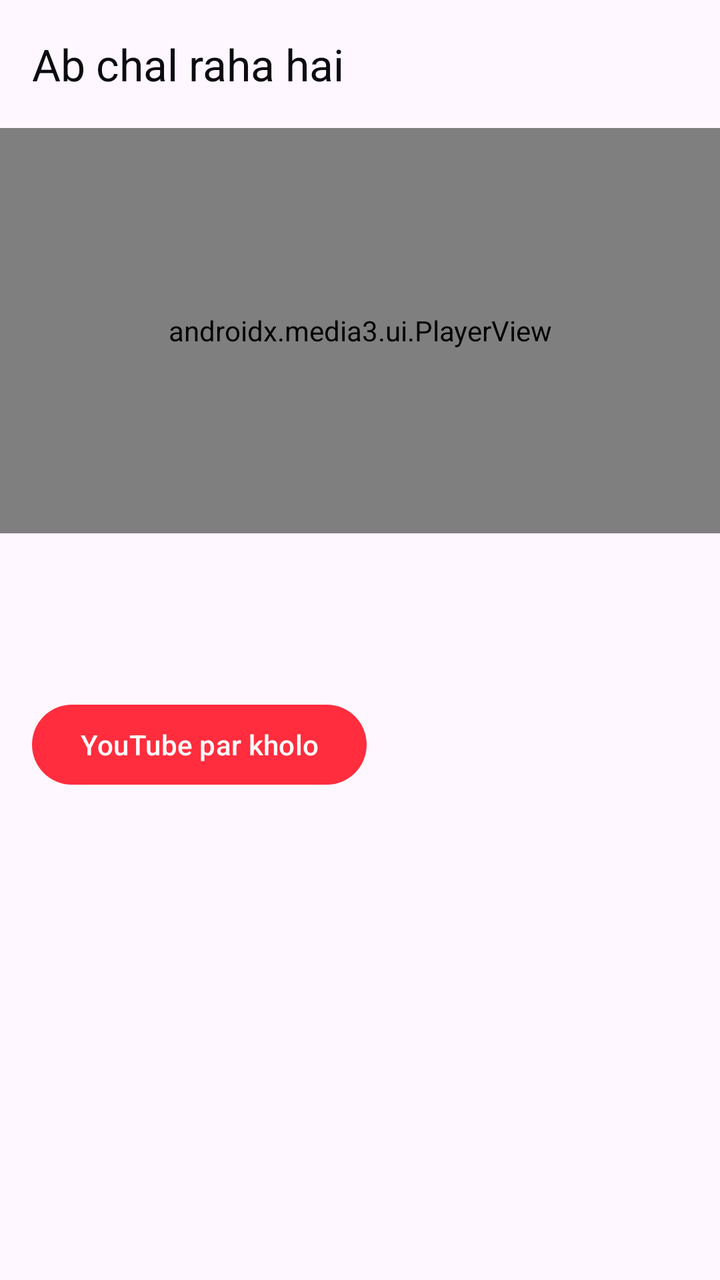
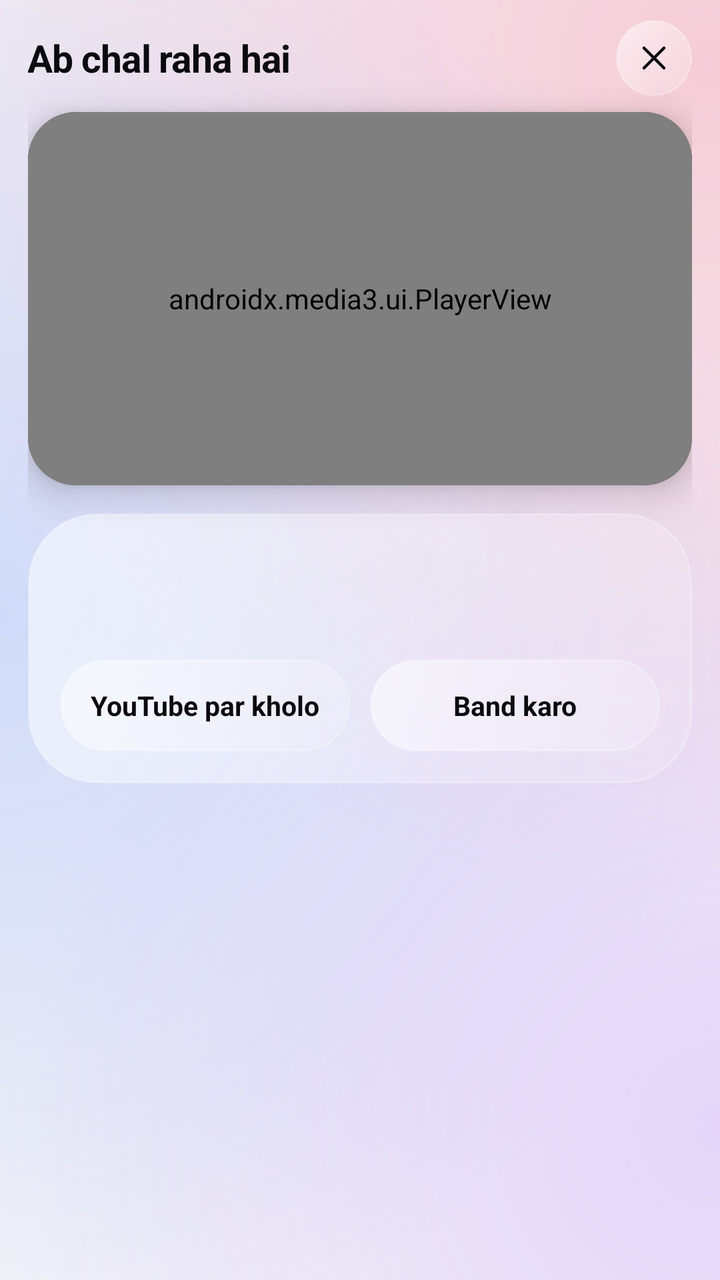

The first picture is an Android layout as it rendered before a commit; the second is the same layout after the commit. The layout source and the unified diff follow.
<!-- AndroidManifest.xml: activity theme Theme.YouTubeX.Player -->
<!-- res/layout/activity_player.xml -->
<?xml version="1.0" encoding="utf-8"?>
<androidx.constraintlayout.widget.ConstraintLayout xmlns:android="http://schemas.android.com/apk/res/android"
    xmlns:app="http://schemas.android.com/apk/res-auto"
    android:layout_width="match_parent"
    android:layout_height="match_parent"
    android:background="?android:attr/colorBackground">

    <com.google.android.material.appbar.MaterialToolbar
        android:id="@+id/toolbar"
        android:layout_width="0dp"
        android:layout_height="?attr/actionBarSize"
        app:layout_constraintEnd_toEndOf="parent"
        app:layout_constraintStart_toStartOf="parent"
        app:layout_constraintTop_toTopOf="parent"
        app:title="@string/now_playing" />

    <androidx.media3.ui.PlayerView
        android:id="@+id/playerView"
        android:layout_width="0dp"
        android:layout_height="0dp"
        app:layout_constraintDimensionRatio="16:9"
        app:layout_constraintEnd_toEndOf="parent"
        app:layout_constraintStart_toStartOf="parent"
        app:layout_constraintTop_toBottomOf="@id/toolbar"
        app:resize_mode="fit"
        app:use_controller="true" />

    <ProgressBar
        android:id="@+id/progress"
        android:layout_width="wrap_content"
        android:layout_height="wrap_content"
        android:visibility="gone"
        app:layout_constraintBottom_toBottomOf="@id/playerView"
        app:layout_constraintEnd_toEndOf="@id/playerView"
        app:layout_constraintStart_toStartOf="@id/playerView"
        app:layout_constraintTop_toTopOf="@id/playerView" />

    <LinearLayout
        android:layout_width="0dp"
        android:layout_height="wrap_content"
        android:orientation="vertical"
        android:padding="16dp"
        app:layout_constraintEnd_toEndOf="parent"
        app:layout_constraintStart_toStartOf="parent"
        app:layout_constraintTop_toBottomOf="@id/playerView">

        <TextView
            android:id="@+id/title"
            android:layout_width="match_parent"
            android:layout_height="wrap_content"
            android:textSize="17sp"
            android:textStyle="bold" />

        <TextView
            android:id="@+id/uploader"
            android:layout_width="match_parent"
            android:layout_height="wrap_content"
            android:layout_marginTop="4dp"
            android:textSize="14sp" />

        <TextView
            android:id="@+id/error"
            android:layout_width="match_parent"
            android:layout_height="wrap_content"
            android:layout_marginTop="12dp"
            android:textColor="@color/error_red"
            android:textSize="14sp"
            android:visibility="gone" />

        <com.google.android.material.button.MaterialButton
            android:id="@+id/btnExternal"
            android:layout_width="wrap_content"
            android:layout_height="wrap_content"
            android:layout_marginTop="20dp"
            android:text="@string/open_on_youtube" />
    </LinearLayout>
</androidx.constraintlayout.widget.ConstraintLayout>
<!-- resources referenced by this layout -->
<resources>
  <string name="now_playing">Ab chal raha hai</string>
  <string name="open_on_youtube">YouTube par kholo</string>
  <style name="Theme.YouTubeX.Player" parent="Theme.YouTubeX">
          <item name="android:windowBackground">@drawable/bg_app</item>
          <item name="android:statusBarColor">@android:color/transparent</item>
      </style>
  <style name="Theme.YouTubeX" parent="Theme.Material3.DayNight.NoActionBar">
          <item name="colorPrimary">@color/red</item>
          <item name="colorSecondary">@color/red</item>
          <item name="android:windowBackground">@drawable/bg_app</item>
          <item name="android:statusBarColor">@android:color/transparent</item>
          <item name="android:navigationBarColor">@android:color/transparent</item>
          <item name="android:windowLightStatusBar">true</item>
          <item name="android:windowLightNavigationBar" tools:targetApi="o_mr1">true</item>
          <item name="android:textColorPrimary">@color/ink</item>
      </style>
  <color name="red">#FF2D3D</color>
  <color name="ink">#0B0B0F</color>
  <color name="bg">#F3F3F7</color>
  <color name="tint_red">#38FF466E</color>
  <color name="tint_blue">#334678FF</color>
  <color name="tint_violet">#2EA050FF</color>
  <!-- unchanged entries left out for length: 1 -->
</resources>

<!-- the commit's change to res/layout/activity_player.xml (unified diff, before → after) -->
@@ -1,54 +1,97 @@
 <?xml version="1.0" encoding="utf-8"?>
-<androidx.constraintlayout.widget.ConstraintLayout xmlns:android="http://schemas.android.com/apk/res/android"
+<LinearLayout xmlns:android="http://schemas.android.com/apk/res/android"
     xmlns:app="http://schemas.android.com/apk/res-auto"
     android:layout_width="match_parent"
     android:layout_height="match_parent"
-    android:background="?android:attr/colorBackground">
-
-    <com.google.android.material.appbar.MaterialToolbar
-        android:id="@+id/toolbar"
-        android:layout_width="0dp"
-        android:layout_height="?attr/actionBarSize"
-        app:layout_constraintEnd_toEndOf="parent"
-        app:layout_constraintStart_toStartOf="parent"
-        app:layout_constraintTop_toTopOf="parent"
-        app:title="@string/now_playing" />
-
-    <androidx.media3.ui.PlayerView
-        android:id="@+id/playerView"
-        android:layout_width="0dp"
-        android:layout_height="0dp"
-        app:layout_constraintDimensionRatio="16:9"
-        app:layout_constraintEnd_toEndOf="parent"
-        app:layout_constraintStart_toStartOf="parent"
-        app:layout_constraintTop_toBottomOf="@id/toolbar"
-        app:resize_mode="fit"
-        app:use_controller="true" />
-
-    <ProgressBar
-        android:id="@+id/progress"
-        android:layout_width="wrap_content"
-        android:layout_height="wrap_content"
-        android:visibility="gone"
-        app:layout_constraintBottom_toBottomOf="@id/playerView"
-        app:layout_constraintEnd_toEndOf="@id/playerView"
-        app:layout_constraintStart_toStartOf="@id/playerView"
-        app:layout_constraintTop_toTopOf="@id/playerView" />
+    android:background="@drawable/bg_app"
+    android:orientation="vertical"
+    android:paddingStart="14dp"
+    android:paddingEnd="14dp"
+    android:paddingTop="10dp">
 
     <LinearLayout
-        android:layout_width="0dp"
+        android:layout_width="match_parent"
         android:layout_height="wrap_content"
+        android:gravity="center_vertical"
+        android:orientation="horizontal"
+        android:paddingBottom="8dp">
+
+        <TextView
+            android:layout_width="0dp"
+            android:layout_height="wrap_content"
+            android:layout_weight="1"
+            android:letterSpacing="-0.02"
+            android:text="@string/now_playing"
+            android:textColor="@color/ink"
+            android:textSize="19sp"
+            android:textStyle="bold" />
+
+        <ImageButton
+            android:id="@+id/btnCloseTop"
+            android:layout_width="38dp"
+            android:layout_height="38dp"
+            android:background="@drawable/glass_circle"
+            android:contentDescription="@string/close"
+            android:padding="9dp"
+            android:scaleType="fitCenter"
+            android:src="@drawable/ic_close"
+            app:tint="@color/ink" />
+    </LinearLayout>
+
+    <com.google.android.material.card.MaterialCardView
+        android:layout_width="match_parent"
+        android:layout_height="wrap_content"
+        app:cardBackgroundColor="#000000"
+        app:cardCornerRadius="24dp"
+        app:cardElevation="10dp"
+        app:strokeWidth="0dp">
+
+        <androidx.constraintlayout.widget.ConstraintLayout
+            android:layout_width="match_parent"
+            android:layout_height="wrap_content">
+
+            <androidx.media3.ui.PlayerView
+                android:id="@+id/playerView"
+                android:layout_width="0dp"
+                android:layout_height="0dp"
+                app:layout_constraintBottom_toBottomOf="parent"
+                app:layout_constraintDimensionRatio="16:9"
+                app:layout_constraintEnd_toEndOf="parent"
+                app:layout_constraintStart_toStartOf="parent"
+                app:layout_constraintTop_toTopOf="parent"
+                app:resize_mode="fit"
+                app:use_controller="true" />
+
+            <ProgressBar
+                android:id="@+id/progress"
+                android:layout_width="wrap_content"
+                android:layout_height="wrap_content"
+                android:indeterminateTint="@color/red"
+                android:visibility="gone"
+                app:layout_constraintBottom_toBottomOf="parent"
+                app:layout_constraintEnd_toEndOf="parent"
+                app:layout_constraintStart_toStartOf="parent"
+                app:layout_constraintTop_toTopOf="parent" />
+        </androidx.constraintlayout.widget.ConstraintLayout>
+    </com.google.android.material.card.MaterialCardView>
+
+    <LinearLayout
+        android:layout_width="match_parent"
+        android:layout_height="wrap_content"
+        android:layout_marginTop="14dp"
+        android:background="@drawable/glass_sheet"
         android:orientation="vertical"
-        android:padding="16dp"
-        app:layout_constraintEnd_toEndOf="parent"
-        app:layout_constraintStart_toStartOf="parent"
-        app:layout_constraintTop_toBottomOf="@id/playerView">
+        android:padding="16dp">
 
         <TextView
             android:id="@+id/title"
             android:layout_width="match_parent"
             android:layout_height="wrap_content"
-            android:textSize="17sp"
+            android:ellipsize="end"
+            android:lineSpacingMultiplier="1.2"
+            android:maxLines="2"
+            android:textColor="@color/ink"
+            android:textSize="16sp"
             android:textStyle="bold" />
 
         <TextView
@@ -56,22 +99,48 @@
             android:layout_width="match_parent"
             android:layout_height="wrap_content"
             android:layout_marginTop="4dp"
-            android:textSize="14sp" />
+            android:textColor="@color/mute"
+            android:textSize="12.5sp" />
 
         <TextView
             android:id="@+id/error"
             android:layout_width="match_parent"
             android:layout_height="wrap_content"
-            android:layout_marginTop="12dp"
-            android:textColor="@color/error_red"
-            android:textSize="14sp"
+            android:layout_marginTop="10dp"
+            android:textColor="@color/red"
+            android:textSize="13sp"
             android:visibility="gone" />
 
-        <com.google.android.material.button.MaterialButton
-            android:id="@+id/btnExternal"
-            android:layout_width="wrap_content"
+        <LinearLayout
+            android:layout_width="match_parent"
             android:layout_height="wrap_content"
-            android:layout_marginTop="20dp"
-            android:text="@string/open_on_youtube" />
+            android:layout_marginTop="14dp"
+            android:orientation="horizontal">
+
+            <TextView
+                android:id="@+id/btnExternal"
+                android:layout_width="0dp"
+                android:layout_height="46dp"
+                android:layout_weight="1"
+                android:background="@drawable/glass_pill"
+                android:gravity="center"
+                android:text="@string/open_on_youtube"
+                android:textColor="@color/ink"
+                android:textSize="13.5sp"
+                android:textStyle="bold" />
+
+            <TextView
+                android:id="@+id/btnClose"
+                android:layout_width="0dp"
+                android:layout_height="46dp"
+                android:layout_marginStart="10dp"
+                android:layout_weight="1"
+                android:background="@drawable/glass_pill"
+                android:gravity="center"
+                android:text="@string/close"
+                android:textColor="@color/ink"
+                android:textSize="13.5sp"
+                android:textStyle="bold" />
+        </LinearLayout>
     </LinearLayout>
-</androidx.constraintlayout.widget.ConstraintLayout>
+</LinearLayout>
<!-- resource entries referenced after the edit -->
@@ -17,11 +17,63 @@
           <item name="android:textColorPrimary">@color/ink</item>
       </style>
   <color name="red">#FF2D3D</color>
+  <!-- drawable glass_circle (drawable) -->
+  <?xml version="1.0" encoding="utf-8"?>
+  <shape xmlns:android="http://schemas.android.com/apk/res/android" android:shape="oval">
+      <gradient
+          android:type="linear"
+          android:angle="315"
+          android:startColor="@color/glass_hi"
+          android:endColor="@color/glass_lo" />
+      <stroke android:width="1dp" android:color="@color/glass_rim" />
+  </shape>
+  <!-- drawable glass_pill (drawable) -->
+  <?xml version="1.0" encoding="utf-8"?>
+  <shape xmlns:android="http://schemas.android.com/apk/res/android" android:shape="rectangle">
+      <gradient
+          android:type="linear"
+          android:angle="315"
+          android:startColor="@color/glass_hi"
+          android:endColor="@color/glass_lo" />
+      <corners android:radius="99dp" />
+      <stroke android:width="1dp" android:color="@color/glass_rim" />
+  </shape>
+  <!-- drawable glass_sheet (drawable) -->
+  <?xml version="1.0" encoding="utf-8"?>
+  <shape xmlns:android="http://schemas.android.com/apk/res/android" android:shape="rectangle">
+      <gradient
+          android:type="linear"
+          android:angle="315"
+          android:startColor="@color/glass_hi"
+          android:endColor="@color/glass_lo" />
+      <corners android:radius="34dp" />
+      <stroke android:width="1dp" android:color="@color/glass_rim" />
+  </shape>
+  <!-- drawable ic_close (drawable) -->
+  <?xml version="1.0" encoding="utf-8"?>
+  <vector xmlns:android="http://schemas.android.com/apk/res/android"
+      android:width="24dp"
+      android:height="24dp"
+      android:viewportWidth="24"
+      android:viewportHeight="24">
+      <path
+          android:fillColor="#00000000"
+          android:strokeColor="#FF000000"
+          android:strokeWidth="1.8"
+          android:strokeLineCap="round"
+          android:strokeLineJoin="round"
+          android:pathData="M6,6 L18,18 M18,6 L6,18" />
+  </vector>
+  <string name="close">Band karo</string>
   <color name="ink">#0B0B0F</color>
+  <color name="mute">#6C6C78</color>
   <color name="bg">#F3F3F7</color>
   <color name="tint_red">#38FF466E</color>
   <color name="tint_blue">#334678FF</color>
   <color name="tint_violet">#2EA050FF</color>
+  <color name="glass_hi">#8CFFFFFF</color>
+  <color name="glass_lo">#24FFFFFF</color>
+  <color name="glass_rim">#47FFFFFF</color>
   <!-- unchanged entries left out for length: 1 -->
 </resources>
 
